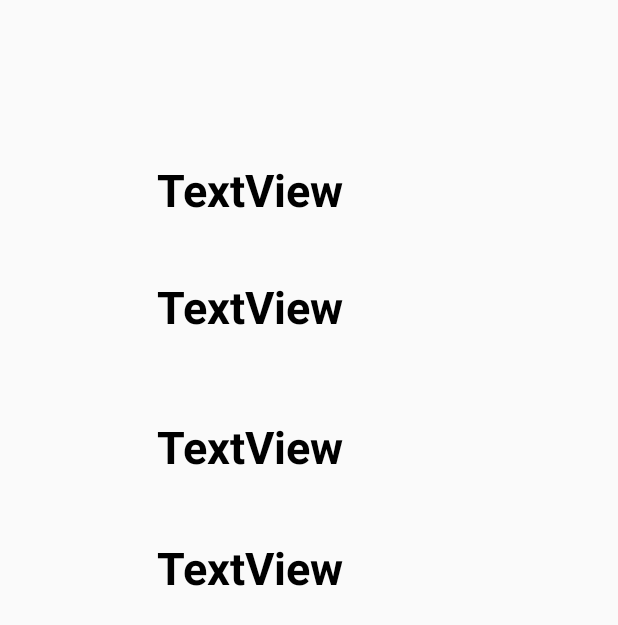
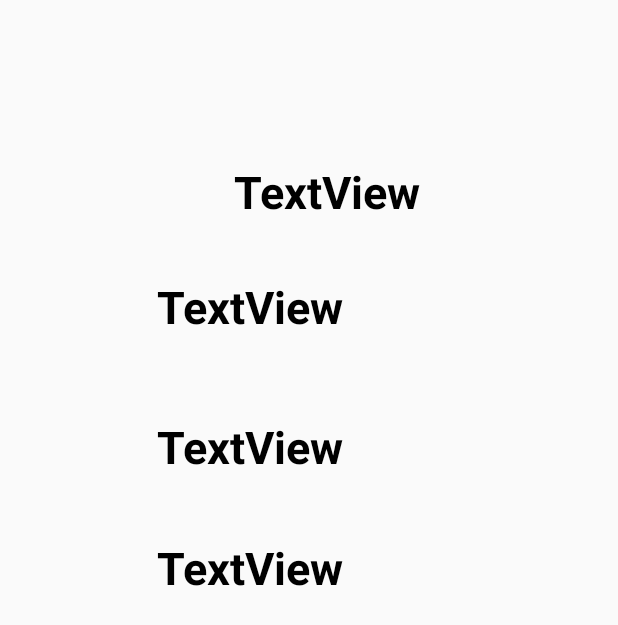
Before and after one commit to Abdul-Momen/Volley_A_to_Z, an Android app: the layout activity_profile.xml on its own in the app's theme, with its tools: preview values and no code run, on a phone screen of 412 x 824 dp. Shown: the top 625 px of the screen. Run offline under Robolectric (Android 15) with nearby library versions, the phone set to English and light mode, and no system bars; network calls fail.

```diff
--- a/app/src/main/res/layout/activity_profile.xml
+++ b/app/src/main/res/layout/activity_profile.xml
@@ -9,8 +9,8 @@
 
     <TextView
         android:id="@+id/textView_id_one"
-        android:layout_width="220dp"
-        android:layout_height="48dp"
+        android:layout_width="wrap_content"
+        android:layout_height="wrap_content"
         android:text="TextView"
         android:textColor="#000000"
         android:textSize="30dp"
```
Also changed, not shown: app/src/main/AndroidManifest.xml (+0 -8 lines), app/src/main/java/com/example/volleyatoz/LoginActivity.java (+4 -3 lines), app/src/main/java/com/example/volleyatoz/profileActivity.java (+4 -4 lines).
